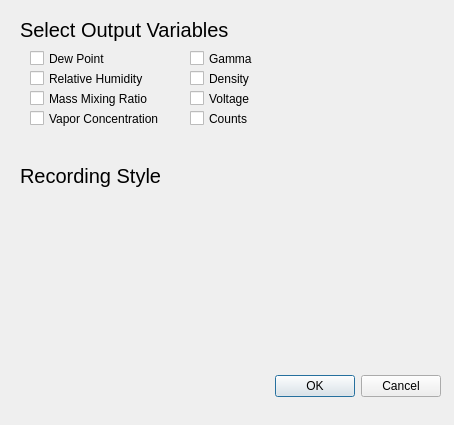
Before: the Qt Designer form record_GUI.ui in jbaviation/humidity_cart, drawn with Qt 5.
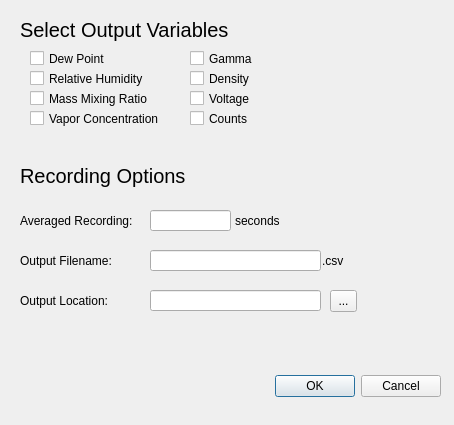
After: the same form once the commit is applied.

Commit message: RecGUI is setup with defaults and the toolButton which allows the user to browse for a folder to save the output file. Next step is to actually connect the time average, filename, and file location to meaningful values.

```diff
--- a/record_GUI.ui
+++ b/record_GUI.ui
@@ -34,7 +34,7 @@
     <rect>
      <x>20</x>
      <y>14</y>
-     <width>251</width>
+     <width>281</width>
      <height>31</height>
     </rect>
    </property>
@@ -166,7 +166,115 @@
     </font>
    </property>
    <property name="text">
-    <string>Recording Style</string>
+    <string>Recording Options</string>
+   </property>
+  </widget>
+  <widget class="QLineEdit" name="avgRecEdit">
+   <property name="geometry">
+    <rect>
+     <x>150</x>
+     <y>210</y>
+     <width>81</width>
+     <height>21</height>
+    </rect>
+   </property>
+  </widget>
+  <widget class="QLabel" name="label">
+   <property name="geometry">
+    <rect>
+     <x>20</x>
+     <y>210</y>
+     <width>131</width>
+     <height>21</height>
+    </rect>
+   </property>
+   <property name="text">
+    <string>Averaged Recording:</string>
+   </property>
+  </widget>
+  <widget class="QLabel" name="label_2">
+   <property name="geometry">
+    <rect>
+     <x>235</x>
+     <y>210</y>
+     <width>71</width>
+     <height>21</height>
+    </rect>
+   </property>
+   <property name="text">
+    <string>seconds</string>
+   </property>
+  </widget>
+  <widget class="QLabel" name="label_3">
+   <property name="geometry">
+    <rect>
+     <x>20</x>
+     <y>250</y>
+     <width>121</width>
+     <height>21</height>
+    </rect>
+   </property>
+   <property name="text">
+    <string>Output Filename:</string>
+   </property>
+  </widget>
+  <widget class="QLabel" name="label_4">
+   <property name="geometry">
+    <rect>
+     <x>20</x>
+     <y>290</y>
+     <width>121</width>
+     <height>21</height>
+    </rect>
+   </property>
+   <property name="text">
+    <string>Output Location:</string>
+   </property>
+  </widget>
+  <widget class="QLineEdit" name="filenameEdit">
+   <property name="geometry">
+    <rect>
+     <x>150</x>
+     <y>250</y>
+     <width>171</width>
+     <height>21</height>
+    </rect>
+   </property>
+  </widget>
+  <widget class="QLabel" name="label_5">
+   <property name="geometry">
+    <rect>
+     <x>322</x>
+     <y>250</y>
+     <width>31</width>
+     <height>21</height>
+    </rect>
+   </property>
+   <property name="text">
+    <string>.csv</string>
+   </property>
+  </widget>
+  <widget class="QLineEdit" name="outLocEdit">
+   <property name="geometry">
+    <rect>
+     <x>150</x>
+     <y>290</y>
+     <width>171</width>
+     <height>21</height>
+    </rect>
+   </property>
+  </widget>
+  <widget class="QToolButton" name="toolButton">
+   <property name="geometry">
+    <rect>
+     <x>330</x>
+     <y>290</y>
+     <width>27</width>
+     <height>22</height>
+    </rect>
+   </property>
+   <property name="text">
+    <string>...</string>
    </property>
   </widget>
  </widget>
```
The commit also changes 4 other files.
